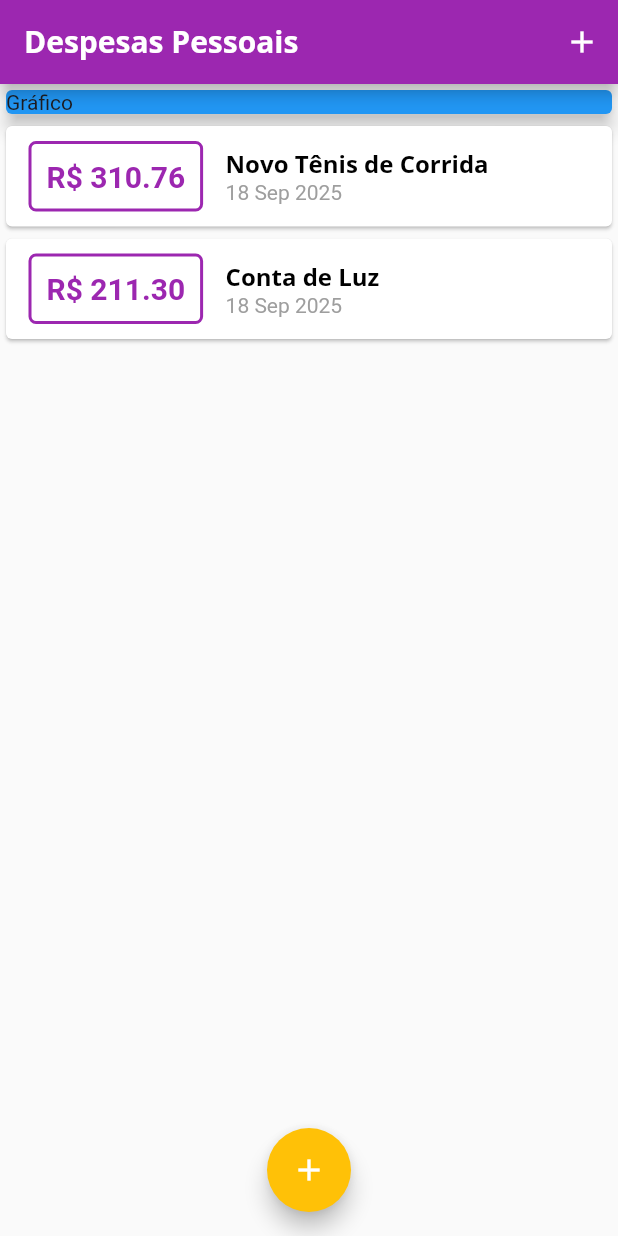
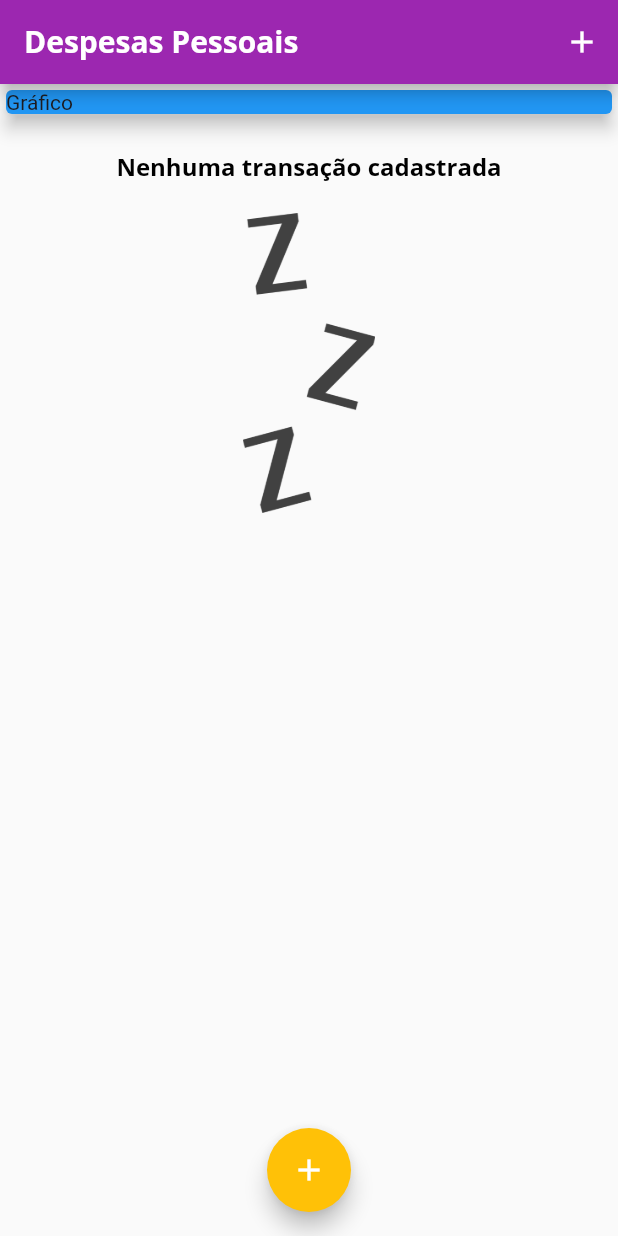
Before and after one commit to rafaelsevla/expenses, a Flutter app: the screen it shows after launch, on a phone screen of 412 x 824 dp. Run offline on Flutter 3.47's test engine with Material 3 defaults, Android fonts, the phone set to English and light mode, and no system bars.

Commit message:
add feedback if has no transactions

```diff
--- a/lib/components/transaction_list.dart
+++ b/lib/components/transaction_list.dart
@@ -11,7 +11,25 @@ class TransactionList extends StatelessWidget {
   Widget build(BuildContext context) {
     return SizedBox(
       height: 300,
-      child: ListView.builder(
+      child: transactions.isEmpty
+          ? Column(
+              children: [
+                SizedBox(height: 20),
+                Text(
+                  'Nenhuma transação cadastrada',
+                  style: Theme.of(context).textTheme.titleLarge,
+                ),
+                SizedBox(height: 20),
+                SizedBox(
+                  height: 200,
+                  child: Image.asset(
+                    'assets/images/waiting.png',
+                    fit: BoxFit.cover,
+                  ),
+                ),
+              ],
+            )
+          : ListView.builder(
               itemCount: transactions.length,
               itemBuilder: (ctx, index) {
                 final tr = transactions[index];
@@ -19,7 +37,10 @@ class TransactionList extends StatelessWidget {
                   child: Row(
                     children: [
                       Container(
-                  margin: EdgeInsets.symmetric(horizontal: 15, vertical: 10),
+                        margin: EdgeInsets.symmetric(
+                          horizontal: 15,
+                          vertical: 10,
+                        ),
                         decoration: BoxDecoration(
                           border: Border.all(
                             color: Theme.of(context).colorScheme.primary,
@@ -42,12 +63,7 @@ class TransactionList extends StatelessWidget {
                         children: [
                           Text(
                             tr.title,
-                      style: Theme.of(context).textTheme.titleLarge
-                      // style: TextStyle(
-                      //   fontSize: 16,
-                      //   fontWeight: FontWeight.bold,
-
-                      // ),
+                            style: Theme.of(context).textTheme.titleLarge,
                           ),
                           Text(
                             DateFormat('d MMM y').format(tr.date),
--- a/lib/main.dart
+++ b/lib/main.dart
@@ -53,18 +53,18 @@ class MyHomePage extends StatefulWidget {
 
 class _MyHomePageState extends State<MyHomePage> {
   final List<Transaction> _transactions = [
-    Transaction(
-      id: 't1',
-      title: 'Novo Tênis de Corrida',
-      value: 310.76,
-      date: DateTime.now(),
-    ),
-    Transaction(
-      id: 't2',
-      title: 'Conta de Luz',
-      value: 211.30,
-      date: DateTime.now(),
-    ),
+    // Transaction(
+    //   id: 't1',
+    //   title: 'Novo Tênis de Corrida',
+    //   value: 310.76,
+    //   date: DateTime.now(),
+    // ),
+    // Transaction(
+    //   id: 't2',
+    //   title: 'Conta de Luz',
+    //   value: 211.30,
+    //   date: DateTime.now(),
+    // ),
   ];
 
   _addTransaction(String title, double value) {
--- a/pubspec.yaml
+++ b/pubspec.yaml
@@ -58,8 +58,8 @@ flutter:
   uses-material-design: true
 
   # To add assets to your application, add an assets section, like this:
-  # assets:
-  #   - images/a_dot_burr.jpeg
+  assets:
+    - assets/images/waiting.png
   #   - images/a_dot_ham.jpeg
 
   # An image asset can refer to one or more resolution-specific "variants", see
```
Also changed, not shown: assets/images/waiting.png (added). Lines whose indentation alone changed are shown as unchanged.
